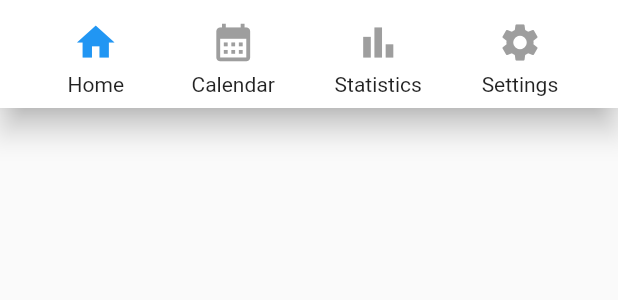
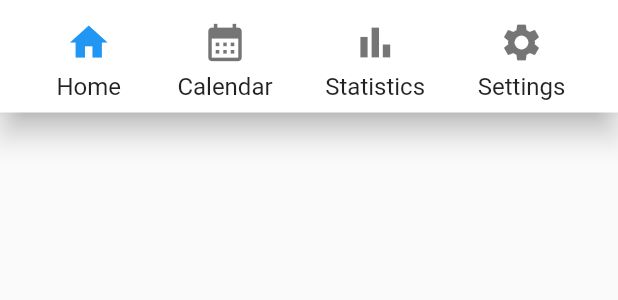
Before and after one commit to Nepumi-Jr/AI-Tor, a Flutter app: the BottomNavigation widget shown alone on an empty page, opened directly with empty values, on a phone screen of 412 x 824 dp. Shown: the top 300 px of the screen. Run offline on Flutter 3.47's test engine with Material 2 defaults, Android fonts, the light colour scheme and no system bars.

Commit message:
💄new Theme Data Style

```diff
--- a/ai_tor_tell_you_an_appointment/lib/bottomNavigation.dart
+++ b/ai_tor_tell_you_an_appointment/lib/bottomNavigation.dart
@@ -1,4 +1,5 @@
 import 'package:flutter/material.dart';
+//import 'package:ai_tor_tell_you_an_appointment/styleData.dart';
 
 enum BottomPages { home, settings, calendar, statistics }
 
@@ -6,7 +7,7 @@ class BottomNavigation extends StatelessWidget {
   final BottomPages focused;
   const BottomNavigation({required this.focused, super.key});
 
-  Widget _buildBottomNavigationItem(
+  Widget _buildBottomNavigationItem(context,
       {required IconData icon,
       required BottomPages name,
       required String text,
@@ -18,14 +19,16 @@ class BottomNavigation extends StatelessWidget {
         IconButton(
           icon: Icon(
             icon,
-            color: focused == name ? Colors.blue : Colors.grey,
+            color: focused == name
+                ? Theme.of(context).colorScheme.primary
+                : Theme.of(context).unselectedWidgetColor,
             size: 30.0,
           ),
           onPressed: onTap,
           padding: const EdgeInsets.only(
               left: 8.0, top: 8.0, right: 8.0, bottom: 0.0),
         ),
-        Text(text),
+        Text(text, style: const TextStyle(fontSize: 16.0)),
       ],
     );
   }
@@ -33,12 +36,14 @@ class BottomNavigation extends StatelessWidget {
   @override
   Widget build(BuildContext context) {
     return BottomAppBar(
+      //color: StyleData.backgroundSecondaryColor,
       child: Padding(
         padding: const EdgeInsets.only(bottom: 8.0),
         child: Row(
           mainAxisAlignment: MainAxisAlignment.spaceEvenly,
           children: [
             _buildBottomNavigationItem(
+              context,
               icon: Icons.home,
               name: BottomPages.home,
               text: 'Home',
@@ -47,6 +52,7 @@ class BottomNavigation extends StatelessWidget {
               },
             ),
             _buildBottomNavigationItem(
+              context,
               icon: Icons.calendar_month,
               name: BottomPages.calendar,
               text: 'Calendar',
@@ -55,6 +61,7 @@ class BottomNavigation extends StatelessWidget {
               },
             ),
             _buildBottomNavigationItem(
+              context,
               icon: Icons.bar_chart,
               name: BottomPages.statistics,
               text: 'Statistics',
@@ -63,6 +70,7 @@ class BottomNavigation extends StatelessWidget {
               },
             ),
             _buildBottomNavigationItem(
+              context,
               icon: Icons.settings,
               name: BottomPages.settings,
               text: 'Settings',
--- a/ai_tor_tell_you_an_appointment/pubspec.yaml
+++ b/ai_tor_tell_you_an_appointment/pubspec.yaml
@@ -36,6 +36,8 @@ dependencies:
   # The following adds the Cupertino Icons font to your application.
   # Use with the CupertinoIcons class for iOS style icons.
   cupertino_icons: ^1.0.2
+
+  provider: ^6.0.5
 
 dev_dependencies:
   flutter_test:
```
Also changed, not shown: ai_tor_tell_you_an_appointment/lib/styleData.dart (deleted, +0 -52 lines), ai_tor_tell_you_an_appointment/lib/theme_style_provider.dart (added, +63 -0 lines).
